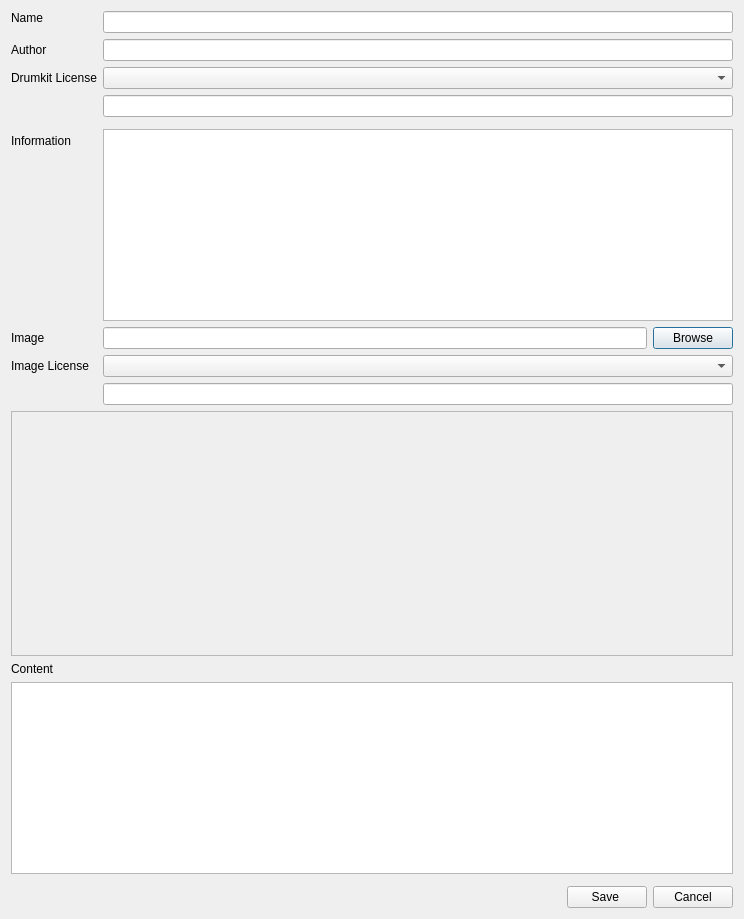
First picture: the form in src/gui/src/SoundLibrary/SoundLibraryPropertiesDialog_UI.ui, repository hydrogen-music/hydrogen, before the edit.
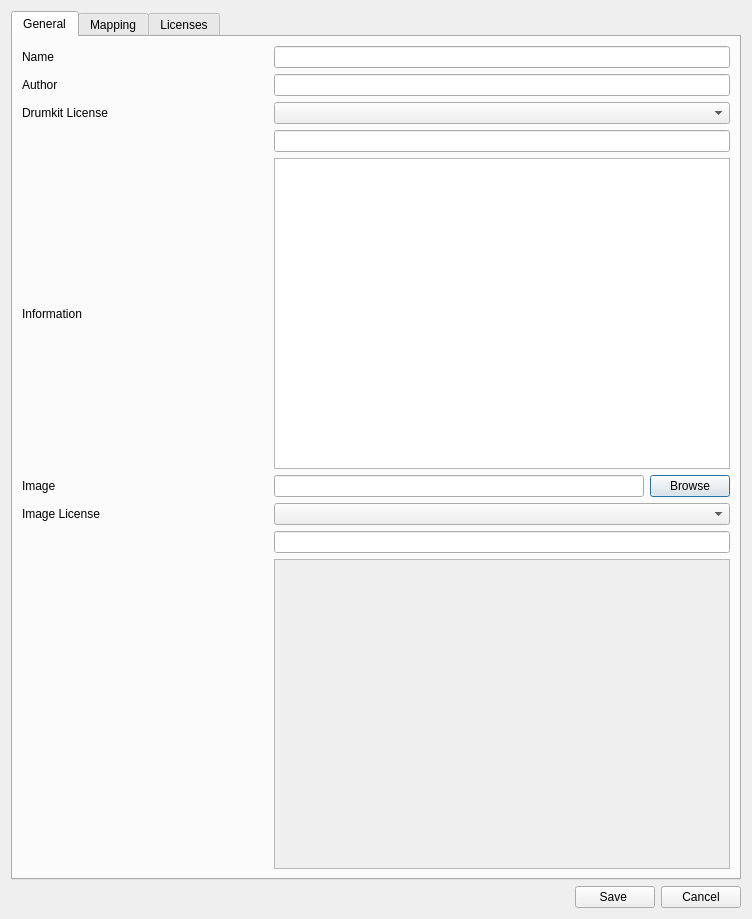
Second picture: the form after the edit. Custom widgets are drawn as their Qt base class.

Commit message:
h2map loading and display V1
improved version of .h2map loading. The drumkit map is now moved from the `SoundLibraryDatabase` into `Drumkit` and `Song` (for the current kit) and associated with a dedicated class `DrumkitMap`.

also, the drumkit properties dialog is now tab-based and the mappings can be configured in a dedicated tab. (just displayed for now)

```diff
--- a/src/gui/src/SoundLibrary/SoundLibraryPropertiesDialog_UI.ui
+++ b/src/gui/src/SoundLibrary/SoundLibraryPropertiesDialog_UI.ui
@@ -6,7 +6,7 @@
    <rect>
     <x>0</x>
     <y>0</y>
-    <width>744</width>
+    <width>752</width>
     <height>919</height>
    </rect>
   </property>
@@ -19,112 +19,39 @@
   <property name="sizeGripEnabled">
    <bool>false</bool>
   </property>
-  <layout class="QFormLayout" name="formLayout">
+  <layout class="QVBoxLayout" name="verticalLayout">
    <property name="sizeConstraint">
     <enum>QLayout::SetDefaultConstraint</enum>
    </property>
-   <property name="fieldGrowthPolicy">
-    <enum>QFormLayout::ExpandingFieldsGrow</enum>
-   </property>
-   <item row="0" column="0">
-    <widget class="QLabel" name="label">
+   <item>
+    <widget class="QTabWidget" name="tabWidget">
      <property name="sizePolicy">
-      <sizepolicy hsizetype="Expanding" vsizetype="Fixed">
+      <sizepolicy hsizetype="Expanding" vsizetype="Expanding">
        <horstretch>0</horstretch>
        <verstretch>0</verstretch>
       </sizepolicy>
      </property>
-     <property name="text">
-      <string>Name</string>
+     <property name="minimumSize">
+      <size>
+       <width>0</width>
+       <height>0</height>
+      </size>
      </property>
-    </widget>
-   </item>
-   <item row="0" column="1">
-    <widget class="LCDDisplay" name="nameTxt">
-     <property name="sizePolicy">
-      <sizepolicy hsizetype="Expanding" vsizetype="Fixed">
-       <horstretch>0</horstretch>
-       <verstretch>0</verstretch>
-      </sizepolicy>
+     <property name="currentIndex">
+      <number>0</number>
      </property>
-    </widget>
-   </item>
-   <item row="1" column="0">
-    <widget class="QLabel" name="label_2">
+     <widget class="QWidget" name="tabGeneral">
      <property name="sizePolicy">
-      <sizepolicy hsizetype="Expanding" vsizetype="Preferred">
+       <sizepolicy hsizetype="Expanding" vsizetype="Expanding">
        <horstretch>0</horstretch>
        <verstretch>0</verstretch>
       </sizepolicy>
      </property>
-     <property name="text">
-      <string>Author</string>
-     </property>
-    </widget>
-   </item>
-   <item row="1" column="1">
-    <widget class="LCDDisplay" name="authorTxt">
-     <property name="sizePolicy">
-      <sizepolicy hsizetype="Expanding" vsizetype="Fixed">
-       <horstretch>0</horstretch>
-       <verstretch>0</verstretch>
-      </sizepolicy>
-     </property>
-    </widget>
-   </item>
-   <item row="2" column="0">
-    <widget class="QLabel" name="licenseLbl">
-     <property name="sizePolicy">
-      <sizepolicy hsizetype="Preferred" vsizetype="Minimum">
-       <horstretch>0</horstretch>
-       <verstretch>0</verstretch>
-      </sizepolicy>
-     </property>
-     <property name="text">
-      <string>Drumkit License</string>
-     </property>
-     <property name="alignment">
-      <set>Qt::AlignLeading|Qt::AlignLeft|Qt::AlignVCenter</set>
-     </property>
-     <property name="wordWrap">
-      <bool>true</bool>
-     </property>
-    </widget>
-   </item>
-   <item row="2" column="1">
-    <widget class="LCDCombo" name="licenseComboBox">
-     <property name="sizePolicy">
-      <sizepolicy hsizetype="Expanding" vsizetype="Fixed">
-       <horstretch>0</horstretch>
-       <verstretch>0</verstretch>
-      </sizepolicy>
-     </property>
-    </widget>
-   </item>
-   <item row="3" column="0">
-    <widget class="QLabel" name="licenseStringLbl">
-     <property name="text">
-      <string/>
-     </property>
-    </widget>
-   </item>
-   <item row="3" column="1">
-    <widget class="LCDDisplay" name="licenseStringTxt">
-     <property name="sizePolicy">
-      <sizepolicy hsizetype="Expanding" vsizetype="Fixed">
-       <horstretch>0</horstretch>
-       <verstretch>0</verstretch>
-      </sizepolicy>
-     </property>
-     <property name="text">
-      <string/>
-     </property>
-    </widget>
-   </item>
-   <item row="4" column="1">
-    <layout class="QHBoxLayout" name="horizontalLayout_4"/>
-   </item>
-   <item row="6" column="0">
+      <attribute name="title">
+       <string>General</string>
+      </attribute>
+      <layout class="QGridLayout" name="gridLayout">
+       <item row="4" column="0">
     <widget class="QLabel" name="label_3">
      <property name="text">
       <string>Information</string>
@@ -137,28 +64,24 @@
      </property>
     </widget>
    </item>
-   <item row="6" column="1">
-    <widget class="QTextEdit" name="infoTxt">
-     <property name="acceptRichText">
-      <bool>false</bool>
-     </property>
-    </widget>
-   </item>
    <item row="7" column="0">
-    <widget class="QLabel" name="label_5">
+        <widget class="QLabel" name="imageLicenseLbl">
      <property name="sizePolicy">
-      <sizepolicy hsizetype="Preferred" vsizetype="Minimum">
+          <sizepolicy hsizetype="Expanding" vsizetype="Minimum">
        <horstretch>0</horstretch>
        <verstretch>0</verstretch>
       </sizepolicy>
      </property>
      <property name="text">
-      <string>Image</string>
+          <string>Image License</string>
+         </property>
+         <property name="wordWrap">
+          <bool>true</bool>
      </property>
     </widget>
    </item>
-   <item row="7" column="1">
-    <layout class="QHBoxLayout" name="horizontalLayout">
+       <item row="6" column="1">
+        <layout class="QHBoxLayout" name="horizontalLayout_3">
      <item>
       <widget class="LCDDisplay" name="imageText">
        <property name="sizePolicy">
@@ -193,7 +116,39 @@
      </item>
     </layout>
    </item>
-   <item row="10" column="1">
+       <item row="4" column="1">
+        <widget class="QTextEdit" name="infoTxt">
+         <property name="sizePolicy">
+          <sizepolicy hsizetype="Expanding" vsizetype="MinimumExpanding">
+           <horstretch>0</horstretch>
+           <verstretch>0</verstretch>
+          </sizepolicy>
+         </property>
+         <property name="minimumSize">
+          <size>
+           <width>0</width>
+           <height>46</height>
+          </size>
+         </property>
+         <property name="styleSheet">
+          <string notr="true"/>
+         </property>
+         <property name="acceptRichText">
+          <bool>false</bool>
+         </property>
+        </widget>
+       </item>
+       <item row="1" column="1">
+        <widget class="LCDDisplay" name="authorTxt">
+         <property name="sizePolicy">
+          <sizepolicy hsizetype="Expanding" vsizetype="Fixed">
+           <horstretch>0</horstretch>
+           <verstretch>0</verstretch>
+          </sizepolicy>
+         </property>
+        </widget>
+       </item>
+       <item row="7" column="1">
     <widget class="LCDCombo" name="imageLicenseComboBox">
      <property name="sizePolicy">
       <sizepolicy hsizetype="Expanding" vsizetype="Fixed">
@@ -203,14 +158,75 @@
      </property>
     </widget>
    </item>
-   <item row="11" column="0">
-    <widget class="QLabel" name="imageLicenseStringLbl">
+       <item row="2" column="0">
+        <widget class="QLabel" name="licenseLbl">
+         <property name="sizePolicy">
+          <sizepolicy hsizetype="Preferred" vsizetype="Minimum">
+           <horstretch>0</horstretch>
+           <verstretch>0</verstretch>
+          </sizepolicy>
+         </property>
+         <property name="text">
+          <string>Drumkit License</string>
+         </property>
+         <property name="alignment">
+          <set>Qt::AlignLeading|Qt::AlignLeft|Qt::AlignVCenter</set>
+         </property>
+         <property name="wordWrap">
+          <bool>true</bool>
+         </property>
+        </widget>
+       </item>
+       <item row="3" column="1">
+        <widget class="LCDDisplay" name="licenseStringTxt">
+         <property name="sizePolicy">
+          <sizepolicy hsizetype="Expanding" vsizetype="Fixed">
+           <horstretch>0</horstretch>
+           <verstretch>0</verstretch>
+          </sizepolicy>
+         </property>
      <property name="text">
       <string/>
      </property>
     </widget>
    </item>
-   <item row="11" column="1">
+       <item row="1" column="0">
+        <widget class="QLabel" name="label_2">
+         <property name="sizePolicy">
+          <sizepolicy hsizetype="Expanding" vsizetype="Preferred">
+           <horstretch>0</horstretch>
+           <verstretch>0</verstretch>
+          </sizepolicy>
+         </property>
+         <property name="text">
+          <string>Author</string>
+         </property>
+        </widget>
+       </item>
+       <item row="0" column="1">
+        <widget class="LCDDisplay" name="nameTxt">
+         <property name="sizePolicy">
+          <sizepolicy hsizetype="Expanding" vsizetype="Fixed">
+           <horstretch>0</horstretch>
+           <verstretch>0</verstretch>
+          </sizepolicy>
+         </property>
+        </widget>
+       </item>
+       <item row="0" column="0">
+        <widget class="QLabel" name="label">
+         <property name="sizePolicy">
+          <sizepolicy hsizetype="Expanding" vsizetype="Fixed">
+           <horstretch>0</horstretch>
+           <verstretch>0</verstretch>
+          </sizepolicy>
+         </property>
+         <property name="text">
+          <string>Name</string>
+         </property>
+        </widget>
+       </item>
+       <item row="8" column="1">
     <widget class="LCDDisplay" name="imageLicenseStringTxt">
      <property name="sizePolicy">
       <sizepolicy hsizetype="Expanding" vsizetype="Fixed">
@@ -220,12 +236,35 @@
      </property>
     </widget>
    </item>
-   <item row="13" column="0" colspan="2">
+       <item row="6" column="0">
+        <widget class="QLabel" name="label_5">
+         <property name="sizePolicy">
+          <sizepolicy hsizetype="Preferred" vsizetype="Minimum">
+           <horstretch>0</horstretch>
+           <verstretch>0</verstretch>
+          </sizepolicy>
+         </property>
+         <property name="text">
+          <string>Image</string>
+         </property>
+        </widget>
+       </item>
+       <item row="2" column="1">
+        <widget class="LCDCombo" name="licenseComboBox">
+         <property name="sizePolicy">
+          <sizepolicy hsizetype="Expanding" vsizetype="Fixed">
+           <horstretch>0</horstretch>
+           <verstretch>0</verstretch>
+          </sizepolicy>
+         </property>
+        </widget>
+       </item>
+       <item row="9" column="1">
     <widget class="QLabel" name="drumkitImageLabel">
      <property name="sizePolicy">
       <sizepolicy hsizetype="Expanding" vsizetype="Expanding">
        <horstretch>0</horstretch>
-       <verstretch>1</verstretch>
+           <verstretch>0</verstretch>
       </sizepolicy>
      </property>
      <property name="minimumSize">
@@ -234,6 +273,12 @@
        <height>75</height>
       </size>
      </property>
+         <property name="maximumSize">
+          <size>
+           <width>16777215</width>
+           <height>320</height>
+          </size>
+         </property>
      <property name="palette">
       <palette>
        <active>
@@ -288,20 +333,88 @@
      </property>
     </widget>
    </item>
-   <item row="17" column="0">
-    <widget class="QLabel" name="contentLabel">
+       <item row="8" column="0">
+        <widget class="QLabel" name="imageLicenseStringLbl">
      <property name="text">
-      <string>Content</string>
+          <string/>
      </property>
     </widget>
    </item>
-   <item row="18" column="0" colspan="2">
-    <widget class="QTableWidget" name="contentTable"/>
-   </item>
-   <item row="19" column="0" colspan="2">
-    <layout class="QHBoxLayout" name="horizontalLayout_2" stretch=""/>
-   </item>
-   <item row="20" column="0" colspan="2">
+       <item row="3" column="0">
+        <widget class="QLabel" name="licenseStringLbl">
+         <property name="text">
+          <string/>
+         </property>
+        </widget>
+       </item>
+      </layout>
+     </widget>
+     <widget class="QWidget" name="tabMapping">
+      <property name="sizePolicy">
+       <sizepolicy hsizetype="Expanding" vsizetype="Expanding">
+        <horstretch>0</horstretch>
+        <verstretch>0</verstretch>
+       </sizepolicy>
+      </property>
+      <attribute name="title">
+       <string>Mapping</string>
+      </attribute>
+      <layout class="QVBoxLayout" name="tabMappingLayout">
+       <property name="spacing">
+        <number>0</number>
+       </property>
+       <property name="leftMargin">
+        <number>0</number>
+       </property>
+       <property name="topMargin">
+        <number>0</number>
+       </property>
+       <property name="rightMargin">
+        <number>0</number>
+       </property>
+       <property name="bottomMargin">
+        <number>0</number>
+       </property>
+       <item>
+        <widget class="QTableWidget" name="mappingTable">
+         <property name="sizePolicy">
+          <sizepolicy hsizetype="Expanding" vsizetype="Expanding">
+           <horstretch>0</horstretch>
+           <verstretch>0</verstretch>
+          </sizepolicy>
+         </property>
+        </widget>
+       </item>
+      </layout>
+     </widget>
+     <widget class="QWidget" name="tabLicenses">
+      <attribute name="title">
+       <string>Licenses</string>
+      </attribute>
+      <layout class="QHBoxLayout" name="horizontalLayout_2">
+       <property name="spacing">
+        <number>0</number>
+       </property>
+       <property name="leftMargin">
+        <number>0</number>
+       </property>
+       <property name="topMargin">
+        <number>0</number>
+       </property>
+       <property name="rightMargin">
+        <number>0</number>
+       </property>
+       <property name="bottomMargin">
+        <number>0</number>
+       </property>
+       <item>
+        <widget class="QTableWidget" name="licensesTable"/>
+       </item>
+      </layout>
+     </widget>
+    </widget>
+   </item>
+   <item>
     <layout class="QHBoxLayout">
      <item>
       <spacer name="horizontalSpacer">
@@ -332,22 +445,6 @@
      </item>
     </layout>
    </item>
-   <item row="10" column="0">
-    <widget class="QLabel" name="imageLicenseLbl">
-     <property name="sizePolicy">
-      <sizepolicy hsizetype="Expanding" vsizetype="Minimum">
-       <horstretch>0</horstretch>
-       <verstretch>0</verstretch>
-      </sizepolicy>
-     </property>
-     <property name="text">
-      <string>Image License</string>
-     </property>
-     <property name="wordWrap">
-      <bool>true</bool>
-     </property>
-    </widget>
-   </item>
   </layout>
 </widget>
  <customwidgets>
```
Left out of the diff: 3 changed lines with no effect on the pictures. Lines whose indentation alone changed are shown as unchanged. The commit also changes 42 other files.
